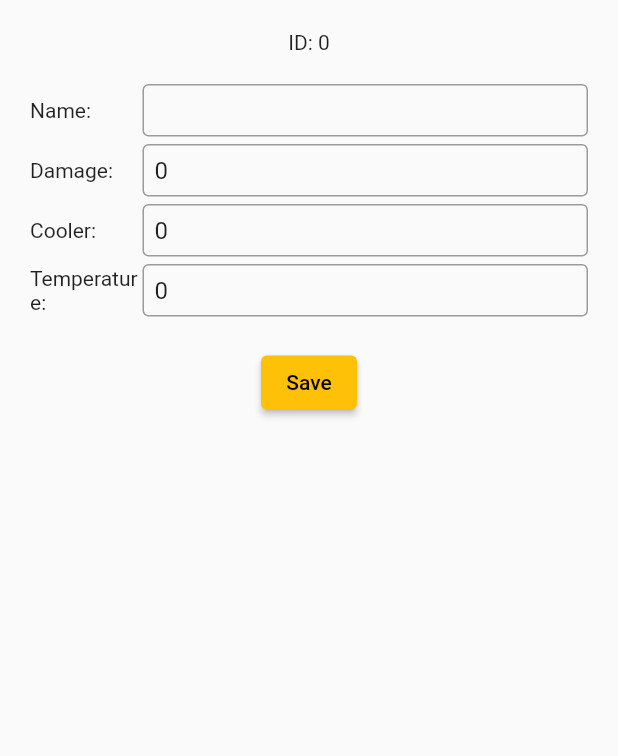
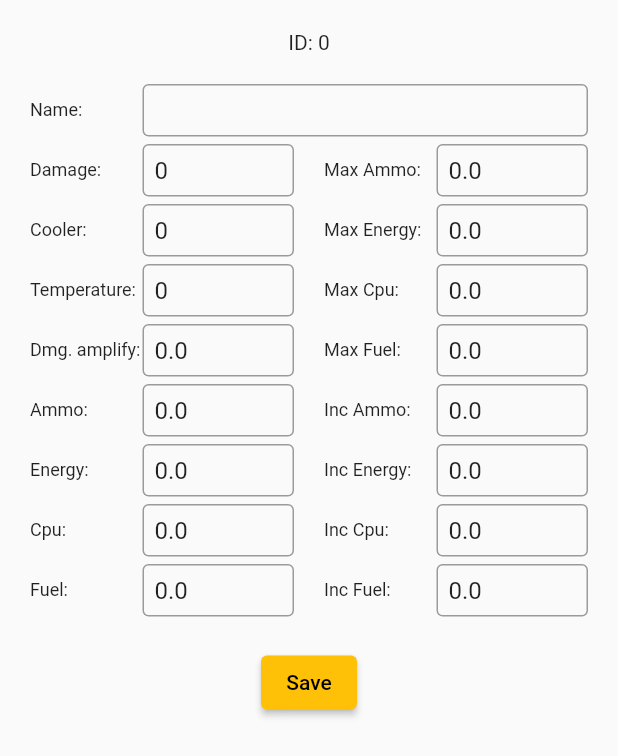
Before and after one commit to shnifer/flutter_admin, a Flutter app: the RoomEditPage widget shown alone on an empty page, opened directly with empty values, on a phone screen of 412 x 824 dp. Shown: the top 756 px of the screen. Run offline on Flutter 3.47's test engine with Material 2 defaults, Android fonts, the phone set to English and light mode, and no system bars; our stand-ins replace data_table_2, equatable, flutter_bloc, get, shared_preferences; missing offline and left inert: arrow_path, touchable; accounts and stored records are empty; network calls fail.

Commit message:
cron stat, hardreset and new rooms fields

```diff
--- a/lib/connectors/http_controller.dart
+++ b/lib/connectors/http_controller.dart
@@ -40,6 +40,7 @@ class HttpConnectController extends GetxController{
       stat.ticking.value = json['world']['is_ticking'];
       stat.paused.value = json['world']['paused'];
       stat.stage.value = json['world']['stage'];
+      stat.cron.value = json['cron'];
     } catch (e) {
       print("ERROR refreshOnline: $e");
       stat.online.value = false;
@@ -95,4 +96,5 @@ class ServerStat{
   var ticking = false.obs;
   var paused = false.obs;
   var stage = "".obs;
+  var cron = "".obs;
 }
--- a/lib/models/rooms.dart
+++ b/lib/models/rooms.dart
@@ -7,9 +7,25 @@ class RoomData extends Equatable{
   final int cooler;
   final int temperature;
   final List<int> roomers;
+  final double damageAmplify;
+  final double ammo;
+  final double energy;
+  final double cpu;
+  final double fuel;
+  final double maxAmmo;
+  final double maxEnergy;
+  final double maxCpu;
+  final double maxFuel;
+  final double incAmmo;
+  final double incEnergy;
+  final double incCpu;
+  final double incFuel;
 
   const RoomData({required this.id, required this.name, required this.damage, required this.cooler,
-    required this.temperature, this.roomers = const []});
+    required this.temperature, required this.ammo, required this.energy, required this.cpu,
+    required this.fuel, required this.maxAmmo, required this.maxEnergy, required this.maxCpu,
+    required this.maxFuel, required this.incAmmo, required this.incEnergy, required this.incCpu,
+    required this.incFuel, required this.damageAmplify, this.roomers = const []});
 
   RoomData.fromJson(Map<String, dynamic> json) :
       id = json['id'],
@@ -17,7 +33,20 @@ class RoomData extends Equatable{
       damage = json['damage'],
       cooler = json['cooler'],
       temperature = json['temperature'],
-      roomers = json['roomers']?.cast<int>() ?? [];
+      roomers = json['roomers']?.cast<int>() ?? [],
+      damageAmplify = json['damage_amplify'],
+      ammo = json['ammo'],
+      energy = json['energy'],
+      cpu = json['cpu'],
+      fuel = json['fuel'],
+      maxAmmo = json['max_ammo'],
+      maxEnergy = json['max_energy'],
+      maxCpu = json['max_cpu'],
+      maxFuel = json['max_fuel'],
+      incAmmo = json['inc_ammo'],
+      incEnergy = json['inc_energy'],
+      incCpu = json['inc_cpu'],
+      incFuel = json['inc_fuel'];
 
   Map<String, String> patch() =>
       {
@@ -25,8 +54,22 @@ class RoomData extends Equatable{
         "damage": damage.toString(),
         "cooler": cooler.toString(),
         "temperature": temperature.toString(),
+        "damage_amplify": damageAmplify.toString(),
+        "ammo": ammo.toString(),
+        "energy": energy.toString(),
+        "cpu": cpu.toString(),
+        "fuel": fuel.toString(),
+        "max_ammo": maxAmmo.toString(),
+        "max_energy": maxEnergy.toString(),
+        "max_cpu": maxCpu.toString(),
+        "max_fuel": maxFuel.toString(),
+        "inc_ammo": incAmmo.toString(),
+        "inc_energy": incEnergy.toString(),
+        "inc_cpu": incCpu.toString(),
+        "inc_fuel": incFuel.toString(),
       };
 
   @override
-  List<Object?> get props => [id, name, damage, cooler, temperature, roomers];
+  List<Object?> get props => [id, name, damage, cooler, temperature, roomers, damageAmplify,
+  ammo, energy, cpu, fuel, maxAmmo, maxEnergy, maxCpu, maxFuel, incAmmo, incEnergy, incCpu, incFuel];
 }
--- a/lib/pages/options/stat_widget.dart
+++ b/lib/pages/options/stat_widget.dart
@@ -22,6 +22,10 @@ class ServerStatMonitor extends StatelessWidget {
               children: [
                 Obx(()=>Text(
                     "Last seen ${c.stat.online.value ? "ONLINE" : "OFFLINE"}"
+                )),
+                const SizedBox(height: 20),
+                Obx(()=>Text(
+                    "Cron: ${c.stat.cron.value}"
                 )),
                 const SizedBox(height: 20),
                 Obx(()=>Text("Игровое время ${c.stat.gtime.value.toStringAsFixed(2)} sec")),
@@ -84,6 +88,14 @@ class ServerStatMonitor extends StatelessWidget {
                     c.refreshOnline();
                   },
                 ),
+                const SizedBox(height: 10),
+                ElevatedButton(
+                  child: const SizedBox(width: 100, child: Center(child: Text("HARD reset", style: TextStyle(color: Colors.red, fontWeight: FontWeight.bold)))),
+                  onPressed: () async{
+                    await c.post("/debug/hardreset");
+                    c.refreshOnline();
+                  },
+                ),
               ],
             ),
           ),
--- a/lib/pages/rooms/room_edit_page.dart
+++ b/lib/pages/rooms/room_edit_page.dart
@@ -5,16 +5,34 @@ import 'package:get/get.dart';
 
 class RoomEditPage extends StatelessWidget {
   final RoomData data;
-  final name = TextEditingController();
-  final damage = TextEditingController();
-  final cooler = TextEditingController();
-  final temperature = TextEditingController();
+
+  final Map<String, TextEditingController> textControllers = {};
+  static const strFields = <String>["name"];
+  static const intFields = <String>["damage", "cooler", "temperature"];
+  static const doubleFields = <String>[
+    "damage_amplify",
+    "ammo",
+    "energy",
+    "cpu",
+    "fuel",
+    "max_ammo",
+    "max_energy",
+    "max_cpu",
+    "max_fuel",
+    "inc_ammo",
+    "inc_energy",
+    "inc_cpu",
+    "inc_fuel"
+  ];
 
   RoomEditPage(this.data, {Key? key}) : super(key: key) {
-    name.text = data.name;
-    damage.text = data.damage.toString();
-    cooler.text = data.cooler.toString();
-    temperature.text = data.temperature.toString();
+    data.patch().forEach((key, value) {
+      _addController(key, value);
+    });
+  }
+
+  _addController(String name, Object val) {
+    textControllers[name] = TextEditingController()..text = val.toString();
   }
 
   @override
@@ -24,67 +42,107 @@ class RoomEditPage extends StatelessWidget {
       width: 500,
       child: SingleChildScrollView(
         child: Column(
-          children:[
+          children: [
             Text("ID: ${data.id}"),
             const SizedBox(height: 20),
-            _fieldRaw("Name:", name, isDigit: false),
+            _fieldRaw("Name:", "name"),
             const SizedBox(height: 5),
-            _fieldRaw("Damage:", damage),
+            Row(
+              children: [
+                Expanded(
+                  child: Column(
+                    children: [
+                      _fieldRaw("Damage:", "damage"),
                       const SizedBox(height: 5),
-            _fieldRaw("Cooler:", cooler),
+                      _fieldRaw("Cooler:", "cooler"),
                       const SizedBox(height: 5),
-            _fieldRaw("Temperature:", temperature),
+                      _fieldRaw("Temperature:", "temperature"),
+                      const SizedBox(height: 5),
+                      _fieldRaw("Dmg. amplify:", "damage_amplify"),
+                      const SizedBox(height: 5),
+                      _fieldRaw("Ammo:", "ammo"),
+                      const SizedBox(height: 5),
+                      _fieldRaw("Energy:", "energy"),
+                      const SizedBox(height: 5),
+                      _fieldRaw("Cpu:", "cpu"),
+                      const SizedBox(height: 5),
+                      _fieldRaw("Fuel:", "fuel"),
+                    ],
+                  ),
+                ),
+                const SizedBox(width: 20),
+                Expanded(
+                  child: Column(
+                    children: [
+                      _fieldRaw("Max Ammo:", "max_ammo"),
+                      const SizedBox(height: 5),
+                      _fieldRaw("Max Energy:", "max_energy"),
+                      const SizedBox(height: 5),
+                      _fieldRaw("Max Cpu:", "max_cpu"),
+                      const SizedBox(height: 5),
+                      _fieldRaw("Max Fuel:", "max_fuel"),
+                      const SizedBox(height: 5),
+                      _fieldRaw("Inc Ammo:", "inc_ammo"),
+                      const SizedBox(height: 5),
+                      _fieldRaw("Inc Energy:", "inc_energy"),
+                      const SizedBox(height: 5),
+                      _fieldRaw("Inc Cpu:", "inc_cpu"),
+                      const SizedBox(height: 5),
+                      _fieldRaw("Inc Fuel:", "inc_fuel"),
+                    ],
+                  ),
+                ),
+              ],
+            ),
             const SizedBox(height: 20),
             ElevatedButton(
                 child: const Text("Save"),
                 onPressed: () {
                   Get.back(result: composeData());
-                }
-            )
+                })
           ],
         ),
       ),
     );
   }
 
-  RoomData? composeData(){
-    try{
-      return RoomData(
-        id: data.id,
-        name: name.text,
-        damage: int.parse(damage.text),
-        cooler: int.parse(cooler.text),
-        temperature: int.parse(temperature.text),
-      );
-    } on Exception catch (e){
+  RoomData? composeData() {
+    try {
+      final json = <String, dynamic>{};
+      json['id'] = data.id;
+      textControllers.forEach((field, controller) {
+        if (strFields.contains(field)) json[field] = controller.text;
+        if (intFields.contains(field)) json[field] = int.parse(controller.text);
+        if (doubleFields.contains(field)) json[field] = double.parse(controller.text);
+      });
+      return RoomData.fromJson(json);
+    } on Exception catch (e) {
       Get.showSnackbar(GetBar(message: e.toString()));
       return null;
     }
   }
 
-  Widget _fieldRaw(String prefix, TextEditingController controller, {isDigit = true}) {
-    return Row(
-        children: [
+  Widget _fieldRaw(String prefix, String name) {
+    return Row(children: [
       SizedBox(
         width: 75,
-            child: Text(prefix),
+        child: Text(
+          prefix,
+          style: const TextStyle(fontSize: 12),
+        ),
       ),
       Expanded(
         child: SizedBox(
           height: 35,
           child: TextField(
-                controller: controller,
+            controller: textControllers[name]!,
             decoration: const InputDecoration(
               contentPadding: EdgeInsets.all(8),
-                  border:  OutlineInputBorder(),
-                ),
-                inputFormatters: [
-                  if (isDigit) FilteringTextInputFormatter.digitsOnly,
-                ],
+              border: OutlineInputBorder(),
             ),
           ),
         ),
-        ]
-    );
+      ),
+    ]);
   }
 }
--- a/lib/pages/rooms/rooms_loaded_page.dart
+++ b/lib/pages/rooms/rooms_loaded_page.dart
@@ -3,6 +3,7 @@ import 'dart:convert';
 import 'package:data_table_2/data_table_2.dart';
 import 'package:flutter/material.dart';
 import 'package:flutter_admin/connectors/http_controller.dart';
+import 'package:flutter_admin/consts/consts.dart';
 import 'package:flutter_admin/models/rooms.dart';
 import 'package:flutter_admin/pages/rooms/room_edit_page.dart';
 import 'package:flutter_admin/pages/rooms/rooms_controller.dart';
@@ -47,6 +48,7 @@ class RoomsLoadedPage extends StatelessWidget {
           Obx(() {
             final _to_observe = selectedId.value;
             return HorizontalTable(
+              width: 2000,
               columns: _columns,
               rows: rooms.map((e) => _row(e)).toList(),
             );
@@ -96,9 +98,22 @@ class RoomsLoadedPage extends StatelessWidget {
       DataCell(Text("${data.id}")),
       DataCell(Text(data.name)),
       DataCell(Text("${data.damage}")),
+      DataCell(Text("${data.damageAmplify}")),
       DataCell(Text("${data.cooler}")),
       DataCell(Text("${data.temperature}")),
       DataCell(Text("${data.roomers}")),
+      DataCell(Text(shortFloat.format(data.ammo))),
+      DataCell(Text(shortFloat.format(data.energy))),
+      DataCell(Text(shortFloat.format(data.cpu))),
+      DataCell(Text(shortFloat.format(data.fuel))),
+      DataCell(Text(shortFloat.format(data.maxAmmo))),
+      DataCell(Text(shortFloat.format(data.maxEnergy))),
+      DataCell(Text(shortFloat.format(data.maxCpu))),
+      DataCell(Text(shortFloat.format(data.maxFuel))),
+      DataCell(Text(shortFloat.format(data.incAmmo))),
+      DataCell(Text(shortFloat.format(data.incEnergy))),
+      DataCell(Text(shortFloat.format(data.incCpu))),
+      DataCell(Text(shortFloat.format(data.incFuel))),
     ];
   }
 
@@ -106,8 +121,21 @@ class RoomsLoadedPage extends StatelessWidget {
     DataColumn2(label: Text("id"), size: ColumnSize.S, numeric: true),
     DataColumn2(label: Text("name"), size: ColumnSize.L),
     DataColumn2(label: Text("damage"), numeric: true),
+    DataColumn2(label: Text("amplify"), numeric: true),
     DataColumn2(label: Text("cooler"), numeric: true),
     DataColumn2(label: Text("temperature"), numeric: true),
     DataColumn2(label: Text("roomers"), size: ColumnSize.L),
+    DataColumn2(label: Text("ammo"), numeric: true),
+    DataColumn2(label: Text("energy"), numeric: true),
+    DataColumn2(label: Text("cpu"), numeric: true),
+    DataColumn2(label: Text("fuel"), numeric: true),
+    DataColumn2(label: Text("max ammo"), numeric: true),
+    DataColumn2(label: Text("max energy"), numeric: true),
+    DataColumn2(label: Text("max cpu"), numeric: true),
+    DataColumn2(label: Text("max fuel"), numeric: true),
+    DataColumn2(label: Text("inc ammo"), numeric: true),
+    DataColumn2(label: Text("inc energy"), numeric: true),
+    DataColumn2(label: Text("inc cpu"), numeric: true),
+    DataColumn2(label: Text("inc fuel"), numeric: true),
   ];
 }
```
Lines whose indentation alone changed are shown as unchanged.
